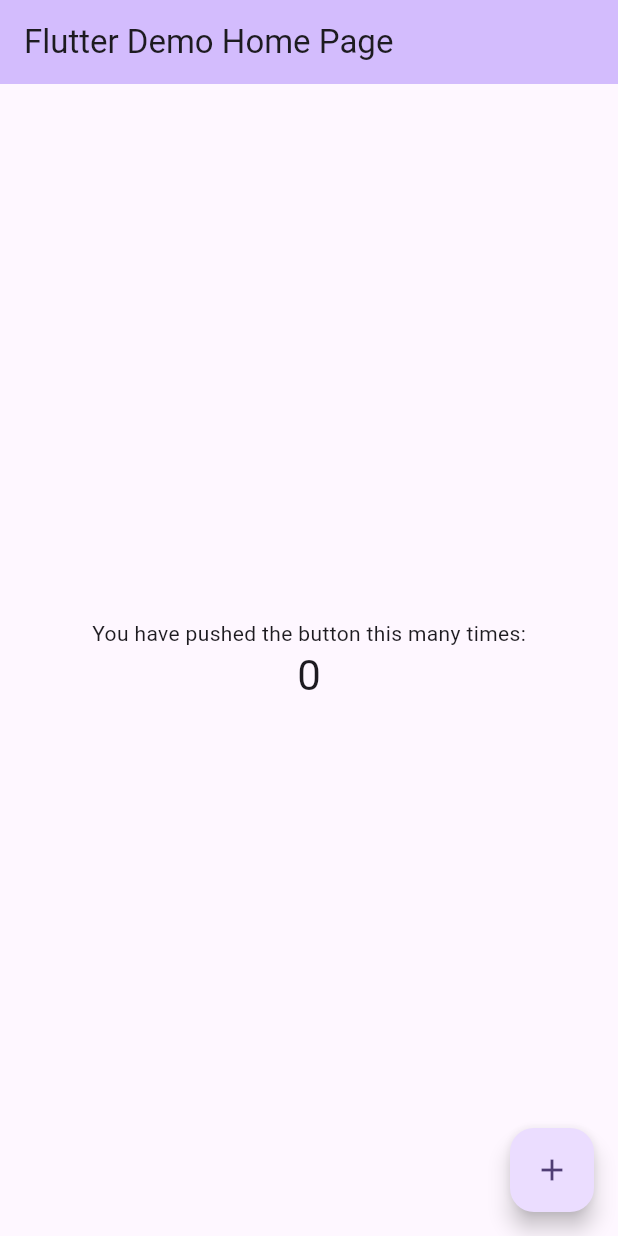
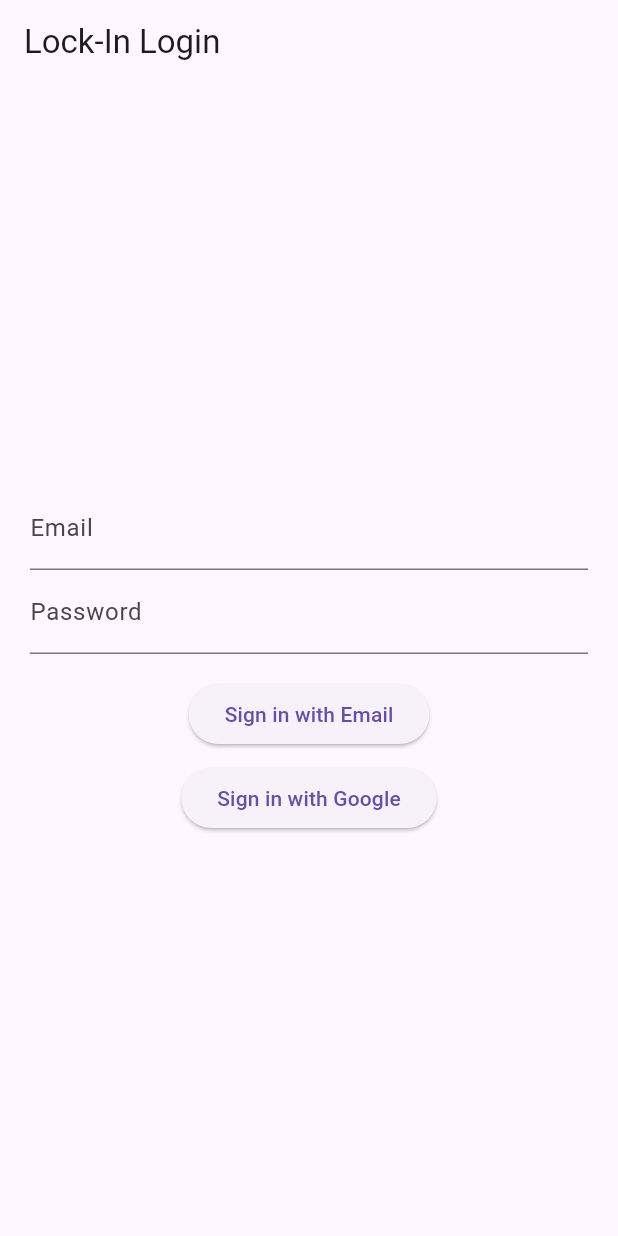
Before and after one commit to nchalla3/lock-in-factory, a Flutter app: the screen it shows after launch, on a phone screen of 412 x 824 dp. Run offline on Flutter 3.47's test engine with Material 3 defaults, Android fonts, the phone set to English and light mode, and no system bars; our stand-ins replace firebase_auth, firebase_core, google_sign_in; accounts and stored records are empty.

Commit message:
sign up buttons appear in UI but are broken, will fix later

```diff
--- /dev/null
+++ b/lib/features/auth/auth_wrapper.dart
@@ -0,0 +1,22 @@
+import 'package:flutter/material.dart';
+import 'package:firebase_auth/firebase_auth.dart';
+import 'login_screen.dart';
+import 'home_screen.dart';
+
+class AuthWrapper extends StatelessWidget {
+  @override
+  Widget build(BuildContext context) {
+    return StreamBuilder<User?>(
+      stream: FirebaseAuth.instance.authStateChanges(),
+      builder: (context, snapshot) {
+        if (snapshot.connectionState == ConnectionState.waiting) {
+          return const Scaffold(body: Center(child: CircularProgressIndicator()));
+        } else if (snapshot.hasData) {
+          return const HomeScreen(); // After login
+        } else {
+          return LoginScreen(); // Before login
+        }
+      },
+    );
+  }
+}
--- /dev/null
+++ b/lib/features/auth/login_screen.dart
@@ -0,0 +1,73 @@
+import 'package:flutter/material.dart';
+import 'package:firebase_auth/firebase_auth.dart';
+import 'package:google_sign_in/google_sign_in.dart';
+
+class LoginScreen extends StatefulWidget {
+  @override
+  State<LoginScreen> createState() => _LoginScreenState();
+}
+
+class _LoginScreenState extends State<LoginScreen> {
+  final _emailController = TextEditingController();
+  final _passwordController = TextEditingController();
+
+  Future<void> signInWithEmail() async {
+    try {
+      await FirebaseAuth.instance.signInWithEmailAndPassword(
+        email: _emailController.text.trim(),
+        password: _passwordController.text.trim(),
+      );
+    } catch (e) {
+      ScaffoldMessenger.of(context).showSnackBar(
+        SnackBar(content: Text('Email login failed: $e')),
+      );
+    }
+  }
+
+  Future<void> signInWithGoogle() async {
+    try {
+      final GoogleSignIn signIn = GoogleSignIn.instance;
+      await signIn.initialize();
+      final GoogleSignInAccount? googleUser = await signIn.authenticate();
+      if (googleUser == null) return;
+
+      // Obtain the auth details from the account
+      final GoogleSignInAuthentication googleAuth = await googleUser.authentication;
+      final idToken = googleAuth.idToken;
+      if (idToken == null) throw Exception('Failed to get idToken');
+
+      // Create a new credential
+      final credential = GoogleAuthProvider.credential(
+        idToken: idToken,
+      );
+
+      // Once signed in, sign in to Firebase with the credential
+      await FirebaseAuth.instance.signInWithCredential(credential);
+    } catch (e) {
+      ScaffoldMessenger.of(context).showSnackBar(
+        SnackBar(content: Text('Google login failed: $e')),
+      );
+    }
+  }
+
+  @override
+  Widget build(BuildContext context) {
+    return Scaffold(
+      appBar: AppBar(title: const Text("Lock-In Login")),
+      body: Padding(
+        padding: const EdgeInsets.all(20.0),
+        child: Column(
+          mainAxisAlignment: MainAxisAlignment.center,
+          children: [
+            TextField(controller: _emailController, decoration: InputDecoration(labelText: "Email")),
+            TextField(controller: _passwordController, decoration: InputDecoration(labelText: "Password"), obscureText: true),
+            const SizedBox(height: 16),
+            ElevatedButton(onPressed: signInWithEmail, child: const Text("Sign in with Email")),
+            const SizedBox(height: 8),
+            ElevatedButton(onPressed: signInWithGoogle, child: const Text("Sign in with Google")),
+          ],
+        ),
+      ),
+    );
+  }
+}
--- a/lib/main.dart
+++ b/lib/main.dart
@@ -1,121 +1,23 @@
 import 'package:flutter/material.dart';
-void main() {
+import 'package:firebase_core/firebase_core.dart';
+import 'firebase_options.dart'; // generated by flutterfire configure
+import 'features/auth/auth_wrapper.dart';
+
+void main() async {
+  WidgetsFlutterBinding.ensureInitialized();
+  await Firebase.initializeApp(
+    options: DefaultFirebaseOptions.currentPlatform,
+  );
   runApp(const MyApp());
 }
 
 class MyApp extends StatelessWidget {
   const MyApp({super.key});
-
-  // This widget is the root of your application.
   @override
   Widget build(BuildContext context) {
     return MaterialApp(
-      title: 'Flutter Demo',
-      theme: ThemeData(
-        // This is the theme of your application.
-        //
-        // TRY THIS: Try running your application with "flutter run". You'll see
-        // the application has a purple toolbar. Then, without quitting the app,
-        // try changing the seedColor in the colorScheme below to Colors.green
-        // and then invoke "hot reload" (save your changes or press the "hot
-        // reload" button in a Flutter-supported IDE, or press "r" if you used
-        // the command line to start the app).
-        //
-        // Notice that the counter didn't reset back to zero; the application
-        // state is not lost during the reload. To reset the state, use hot
-        // restart instead.
-        //
-        // This works for code too, not just values: Most code changes can be
-        // tested with just a hot reload.
-        colorScheme: ColorScheme.fromSeed(seedColor: Colors.deepPurple),
-      ),
-      home: const MyHomePage(title: 'Flutter Demo Home Page'),
+      title: 'Lock-In Factory',
+      home: AuthWrapper(),
     );
   }
 }
-
-class MyHomePage extends StatefulWidget {
-  const MyHomePage({super.key, required this.title});
-
-  // This widget is the home page of your application. It is stateful, meaning
-  // that it has a State object (defined below) that contains fields that affect
-  // how it looks.
-
-  // This class is the configuration for the state. It holds the values (in this
-  // case the title) provided by the parent (in this case the App widget) and
-  // used by the build method of the State. Fields in a Widget subclass are
-  // always marked "final".
-
-  final String title;
-
-  @override
-  State<MyHomePage> createState() => _MyHomePageState();
-}
-
-class _MyHomePageState extends State<MyHomePage> {
-  int _counter = 0;
-
-  void _incrementCounter() {
-    setState(() {
-      // This call to setState tells the Flutter framework that something has
-      // changed in this State, which causes it to rerun the build method below
-      // so that the display can reflect the updated values. If we changed
-      // _counter without calling setState(), then the build method would not be
-      // called again, and so nothing would appear to happen.
-      _counter++;
-    });
-  }
-
-  @override
-  Widget build(BuildContext context) {
-    // This method is rerun every time setState is called, for instance as done
-    // by the _incrementCounter method above.
-    //
-    // The Flutter framework has been optimized to make rerunning build methods
-    // fast, so that you can just rebuild anything that needs updating rather
-    // than having to individually change instances of widgets.
-    return Scaffold(
-      appBar: AppBar(
-        // TRY THIS: Try changing the color here to a specific color (to
-        // Colors.amber, perhaps?) and trigger a hot reload to see the AppBar
-        // change color while the other colors stay the same.
-        backgroundColor: Theme.of(context).colorScheme.inversePrimary,
-        // Here we take the value from the MyHomePage object that was created by
-        // the App.build method, and use it to set our appbar title.
-        title: Text(widget.title),
-      ),
-      body: Center(
-        // Center is a layout widget. It takes a single child and positions it
-        // in the middle of the parent.
-        child: Column(
-          // Column is also a layout widget. It takes a list of children and
-          // arranges them vertically. By default, it sizes itself to fit its
-          // children horizontally, and tries to be as tall as its parent.
-          //
-          // Column has various properties to control how it sizes itself and
-          // how it positions its children. Here we use mainAxisAlignment to
-          // center the children vertically; the main axis here is the vertical
-          // axis because Columns are vertical (the cross axis would be
-          // horizontal).
-          //
-          // TRY THIS: Invoke "debug painting" (choose the "Toggle Debug Paint"
-          // action in the IDE, or press "p" in the console), to see the
-          // wireframe for each widget.
-          mainAxisAlignment: MainAxisAlignment.center,
-          children: <Widget>[
-            const Text('You have pushed the button this many times:'),
-            Text(
-              '$_counter',
-              style: Theme.of(context).textTheme.headlineMedium,
-            ),
-          ],
-        ),
-      ),
-      floatingActionButton: FloatingActionButton(
-        onPressed: _incrementCounter,
-        tooltip: 'Increment',
-        child: const Icon(Icons.add),
-      ), // This trailing comma makes auto-formatting nicer for build methods.
-    );
-  }
-}
--- a/pubspec.yaml
+++ b/pubspec.yaml
@@ -34,6 +34,8 @@ dependencies:
   # The following adds the Cupertino Icons font to your application.
   # Use with the CupertinoIcons class for iOS style icons.
   cupertino_icons: ^1.0.8
+  firebase_auth: ^5.6.0
+  google_sign_in: ^7.0.0
 
 dev_dependencies:
   flutter_test:
```
Also changed, not shown: lib/features/auth/home_screen.dart (added, +28 -0 lines), pubspec.lock, 3 other files.
